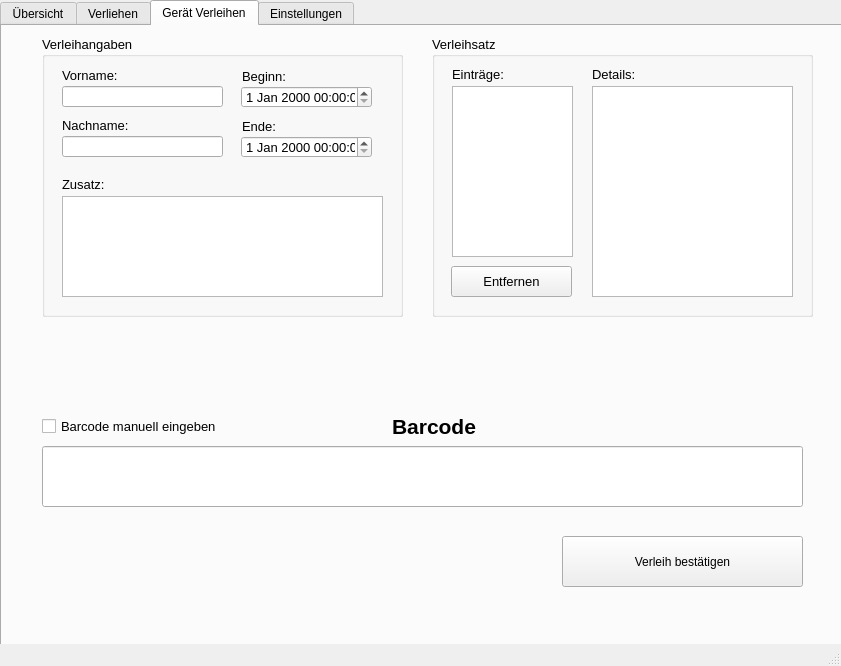
Before: the Qt Designer form mainwindow.ui in Psycl0p7/Projekt-2-Verleihsoftware, drawn with Qt 5.
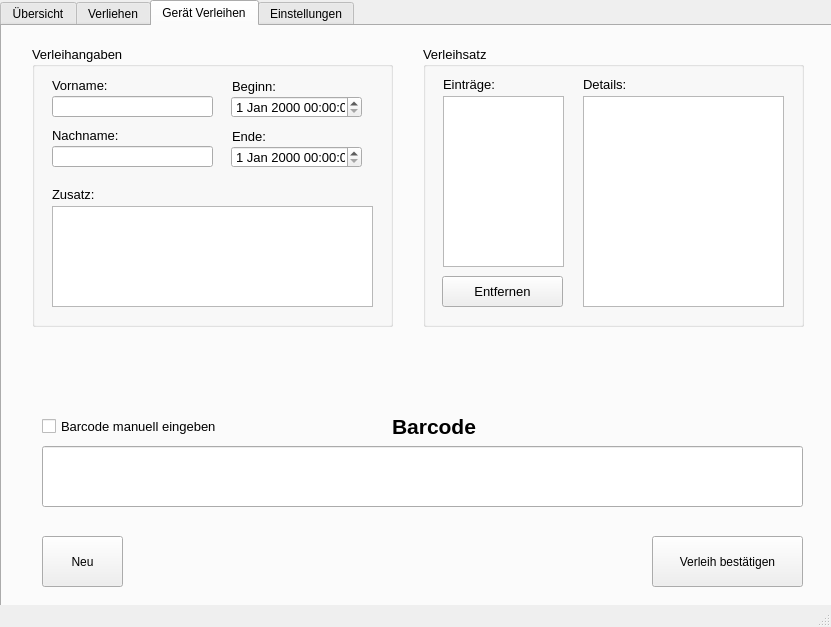
After: the same form once the commit is applied. The open tabs and pages were chosen to show the change.

Commit message: improved settings ui added infos section

The edit to the form file:
```diff
--- a/mainwindow.ui
+++ b/mainwindow.ui
@@ -6,8 +6,8 @@
    <rect>
     <x>0</x>
     <y>0</y>
-    <width>841</width>
-    <height>666</height>
+    <width>831</width>
+    <height>627</height>
    </rect>
   </property>
   <property name="windowTitle">
@@ -149,8 +149,8 @@
      <widget class="QGroupBox" name="groupBox_2">
       <property name="geometry">
        <rect>
-        <x>40</x>
-        <y>10</y>
+        <x>30</x>
+        <y>20</y>
         <width>361</width>
         <height>281</height>
        </rect>
@@ -283,8 +283,8 @@
      <widget class="QGroupBox" name="groupBox_3">
       <property name="geometry">
        <rect>
-        <x>430</x>
-        <y>10</y>
+        <x>421</x>
+        <y>20</y>
         <width>381</width>
         <height>281</height>
        </rect>
@@ -426,9 +426,9 @@
      <widget class="QPushButton" name="btnRentApply">
       <property name="geometry">
        <rect>
-        <x>560</x>
+        <x>650</x>
         <y>510</y>
-        <width>241</width>
+        <width>151</width>
         <height>51</height>
        </rect>
       </property>
@@ -436,6 +436,19 @@
        <string>Verleih bestätigen</string>
       </property>
      </widget>
+     <widget class="QPushButton" name="btnRentNew">
+      <property name="geometry">
+       <rect>
+        <x>40</x>
+        <y>510</y>
+        <width>81</width>
+        <height>51</height>
+       </rect>
+      </property>
+      <property name="text">
+       <string>Neu</string>
+      </property>
+     </widget>
      <zorder>groupBox_2</zorder>
      <zorder>groupBox_3</zorder>
      <zorder>edtRentBarcode</zorder>
```
Left out of the diff: 33 changed lines with no effect on the pictures.
